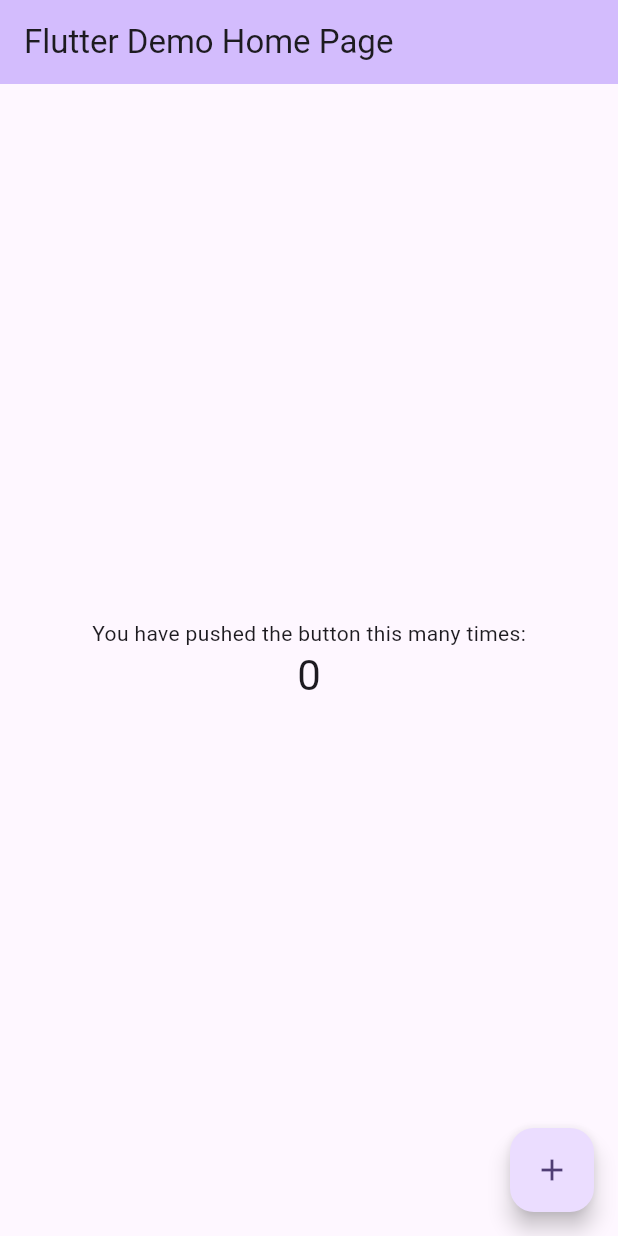
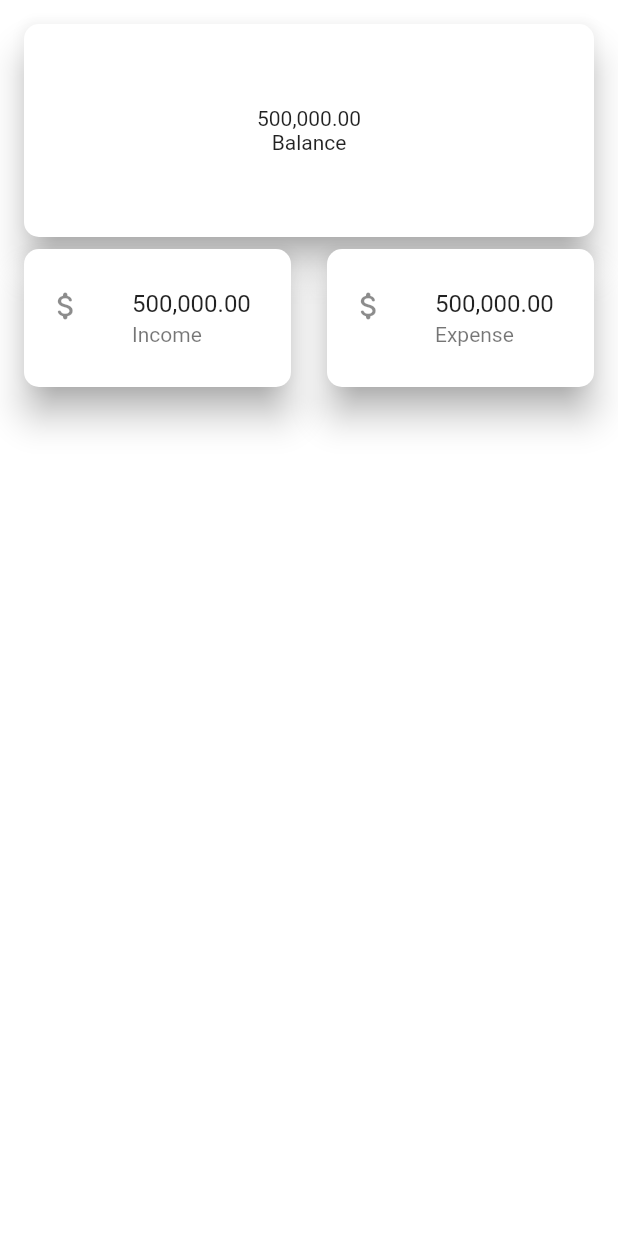
Before and after one commit to Ownerkun/money_tracker, a Flutter app: the screen it shows after launch, on a phone screen of 412 x 824 dp. Run offline on Flutter 3.47's test engine with Material 2 defaults, Android fonts, the light colour scheme and no system bars.

Commit message:
make Balabce tile, Income tile, and Expense tile.

```diff
--- /dev/null
+++ b/lib/home_page.dart
@@ -0,0 +1,41 @@
+import 'package:flutter/material.dart';
+import 'package:graduation_project_app/util/balance_tile.dart';
+import 'package:graduation_project_app/util/expense_tile.dart';
+import 'package:graduation_project_app/util/income_tile.dart';
+
+class HomePage extends StatelessWidget {
+  const HomePage({super.key});
+
+  @override
+  Widget build(BuildContext context) {
+    return Scaffold(
+      backgroundColor: Colors.white,
+      appBar: AppBar(
+        backgroundColor: Colors.white,
+        toolbarHeight: 0,
+        elevation: 0,
+      ),
+      body: Container(
+        padding: const EdgeInsets.all(12.0),
+        child: const Column(
+          children: [
+            Row(
+              children: [
+                Balancetile(),
+              ],
+            ),
+            Row(
+              children: [
+                IncomeTile(),
+                SizedBox(
+                  width: 16,
+                ),
+                ExpenseTile(),
+              ],
+            ),
+          ],
+        ),
+      ),
+    );
+  }
+}
--- a/lib/main.dart
+++ b/lib/main.dart
@@ -1,4 +1,5 @@
 import 'package:flutter/material.dart';
+import 'package:graduation_project_app/home_page.dart';
 
 void main() {
   runApp(const MyApp());
@@ -7,119 +8,11 @@ void main() {
 class MyApp extends StatelessWidget {
   const MyApp({super.key});
 
-  // This widget is the root of your application.
   @override
   Widget build(BuildContext context) {
     return MaterialApp(
-      title: 'Flutter Demo',
-      theme: ThemeData(
-        // This is the theme of your application.
-        //
-        // TRY THIS: Try running your application with "flutter run". You'll see
-        // the application has a blue toolbar. Then, without quitting the app,
-        // try changing the seedColor in the colorScheme below to Colors.green
-        // and then invoke "hot reload" (save your changes or press the "hot
-        // reload" button in a Flutter-supported IDE, or press "r" if you used
-        // the command line to start the app).
-        //
-        // Notice that the counter didn't reset back to zero; the application
-        // state is not lost during the reload. To reset the state, use hot
-        // restart instead.
-        //
-        // This works for code too, not just values: Most code changes can be
-        // tested with just a hot reload.
-        colorScheme: ColorScheme.fromSeed(seedColor: Colors.deepPurple),
-        useMaterial3: true,
-      ),
-      home: const MyHomePage(title: 'Flutter Demo Home Page'),
+      home: const HomePage(),
+      theme: ThemeData(primarySwatch: Colors.blue),
     );
   }
 }
-
-class MyHomePage extends StatefulWidget {
-  const MyHomePage({super.key, required this.title});
-
-  // This widget is the home page of your application. It is stateful, meaning
-  // that it has a State object (defined below) that contains fields that affect
-  // how it looks.
-
-  // This class is the configuration for the state. It holds the values (in this
-  // case the title) provided by the parent (in this case the App widget) and
-  // used by the build method of the State. Fields in a Widget subclass are
-  // always marked "final".
-
-  final String title;
-
-  @override
-  State<MyHomePage> createState() => _MyHomePageState();
-}
-
-class _MyHomePageState extends State<MyHomePage> {
-  int _counter = 0;
-
-  void _incrementCounter() {
-    setState(() {
-      // This call to setState tells the Flutter framework that something has
-      // changed in this State, which causes it to rerun the build method below
-      // so that the display can reflect the updated values. If we changed
-      // _counter without calling setState(), then the build method would not be
-      // called again, and so nothing would appear to happen.
-      _counter++;
-    });
-  }
-
-  @override
-  Widget build(BuildContext context) {
-    // This method is rerun every time setState is called, for instance as done
-    // by the _incrementCounter method above.
-    //
-    // The Flutter framework has been optimized to make rerunning build methods
-    // fast, so that you can just rebuild anything that needs updating rather
-    // than having to individually change instances of widgets.
-    return Scaffold(
-      appBar: AppBar(
-        // TRY THIS: Try changing the color here to a specific color (to
-        // Colors.amber, perhaps?) and trigger a hot reload to see the AppBar
-        // change color while the other colors stay the same.
-        backgroundColor: Theme.of(context).colorScheme.inversePrimary,
-        // Here we take the value from the MyHomePage object that was created by
-        // the App.build method, and use it to set our appbar title.
-        title: Text(widget.title),
-      ),
-      body: Center(
-        // Center is a layout widget. It takes a single child and positions it
-        // in the middle of the parent.
-        child: Column(
-          // Column is also a layout widget. It takes a list of children and
-          // arranges them vertically. By default, it sizes itself to fit its
-          // children horizontally, and tries to be as tall as its parent.
-          //
-          // Column has various properties to control how it sizes itself and
-          // how it positions its children. Here we use mainAxisAlignment to
-          // center the children vertically; the main axis here is the vertical
-          // axis because Columns are vertical (the cross axis would be
-          // horizontal).
-          //
-          // TRY THIS: Invoke "debug painting" (choose the "Toggle Debug Paint"
-          // action in the IDE, or press "p" in the console), to see the
-          // wireframe for each widget.
-          mainAxisAlignment: MainAxisAlignment.center,
-          children: <Widget>[
-            const Text(
-              'You have pushed the button this many times:',
-            ),
-            Text(
-              '$_counter',
-              style: Theme.of(context).textTheme.headlineMedium,
-            ),
-          ],
-        ),
-      ),
-      floatingActionButton: FloatingActionButton(
-        onPressed: _incrementCounter,
-        tooltip: 'Increment',
-        child: const Icon(Icons.add),
-      ), // This trailing comma makes auto-formatting nicer for build methods.
-    );
-  }
-}
--- /dev/null
+++ b/lib/util/balance_tile.dart
@@ -0,0 +1,27 @@
+import 'package:flutter/material.dart';
+
+class Balancetile extends StatelessWidget {
+  const Balancetile({super.key});
+
+  @override
+  Widget build(BuildContext context) {
+    return Expanded(
+      child: SizedBox(
+        height: 150,
+        child: Card(
+          shadowColor: Colors.grey,
+          elevation: 10,
+          shape:
+              RoundedRectangleBorder(borderRadius: BorderRadius.circular(10.0)),
+          child: const Column(
+            mainAxisAlignment: MainAxisAlignment.center,
+            children: [
+              Text('500,000.00'),
+              Text('Balance'),
+            ],
+          ),
+        ),
+      ),
+    );
+  }
+}
--- /dev/null
+++ b/lib/util/expense_tile.dart
@@ -0,0 +1,30 @@
+import 'package:flutter/material.dart';
+
+class ExpenseTile extends StatelessWidget {
+  const ExpenseTile({super.key});
+
+  @override
+  Widget build(BuildContext context) {
+    return Expanded(
+      child: SizedBox(
+        height: 100,
+        child: Card(
+          shadowColor: Colors.grey,
+          elevation: 10,
+          shape:
+              RoundedRectangleBorder(borderRadius: BorderRadius.circular(10.0)),
+          child: const Column(
+            mainAxisAlignment: MainAxisAlignment.center,
+            children: [
+              ListTile(
+                leading: Icon(Icons.attach_money_rounded),
+                title: Text('500,000.00'),
+                subtitle: Text('Expense'),
+              ),
+            ],
+          ),
+        ),
+      ),
+    );
+  }
+}
--- /dev/null
+++ b/lib/util/income_tile.dart
@@ -0,0 +1,30 @@
+import 'package:flutter/material.dart';
+
+class IncomeTile extends StatelessWidget {
+  const IncomeTile({super.key});
+
+  @override
+  Widget build(BuildContext context) {
+    return Expanded(
+      child: SizedBox(
+        height: 100,
+        child: Card(
+          shadowColor: Colors.grey,
+          elevation: 10,
+          shape:
+              RoundedRectangleBorder(borderRadius: BorderRadius.circular(10.0)),
+          child: const Column(
+            mainAxisAlignment: MainAxisAlignment.center,
+            children: [
+              ListTile(
+                leading: Icon(Icons.attach_money_rounded),
+                title: Text('500,000.00'),
+                subtitle: Text('Income'),
+              ),
+            ],
+          ),
+        ),
+      ),
+    );
+  }
+}
```
